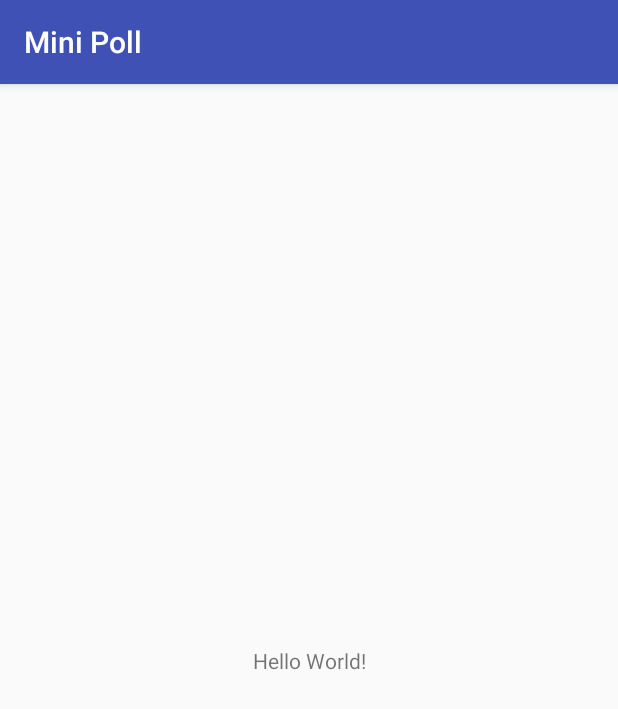
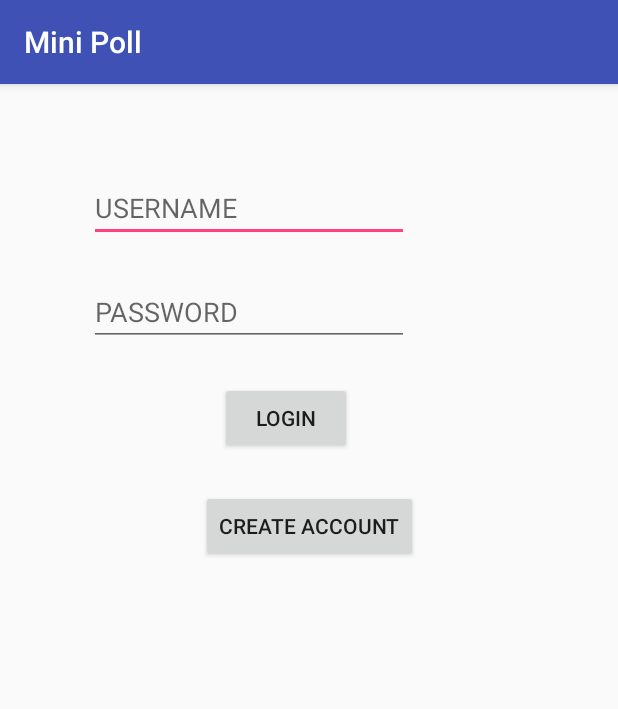
Before and after one commit to maleclercq/LSINF1225-2018-Groupe1-MiniPoll, an Android app: the screen it shows after launch (ConnectionActivity), on a phone screen of 412 x 824 dp. Shown: the top 709 px of the screen. Run offline under Robolectric (Android 15) with nearby library versions, the phone set to English and light mode, and no system bars.

Commit message:
Rajout du login

```diff
--- a/app/build.gradle
+++ b/app/build.gradle
@@ -22,6 +22,7 @@ dependencies {
     implementation fileTree(dir: 'libs', include: ['*.jar'])
     implementation 'com.android.support:appcompat-v7:26.1.0'
     implementation 'com.android.support.constraint:constraint-layout:1.0.2'
+    implementation 'com.android.support:design:26.1.0'
     testImplementation 'junit:junit:4.12'
     androidTestImplementation 'com.android.support.test:runner:1.0.1'
     androidTestImplementation 'com.android.support.test.espresso:espresso-core:3.0.1'
--- a/app/src/main/AndroidManifest.xml
+++ b/app/src/main/AndroidManifest.xml
@@ -1,6 +1,11 @@
 <?xml version="1.0" encoding="utf-8"?>
 <manifest xmlns:android="http://schemas.android.com/apk/res/android"
     package="com.example.matthieu.minipoll">
+
+    <!-- To auto-complete the email text field in the login form with the user's emails -->
+    <uses-permission android:name="android.permission.GET_ACCOUNTS" />
+    <uses-permission android:name="android.permission.READ_PROFILE" />
+    <uses-permission android:name="android.permission.READ_CONTACTS" />
 
     <application
         android:allowBackup="true"
@@ -16,6 +21,7 @@
                 <category android:name="android.intent.category.LAUNCHER" />
             </intent-filter>
         </activity>
+        <activity android:name=".MainActivity"></activity>
     </application>
 
 </manifest>
--- a/app/src/main/res/layout/activity_connection.xml
+++ b/app/src/main/res/layout/activity_connection.xml
@@ -4,15 +4,52 @@
     xmlns:tools="http://schemas.android.com/tools"
     android:layout_width="match_parent"
     android:layout_height="match_parent"
-    tools:context="com.example.matthieu.minipoll.ConnectionActivity">
+    tools:context="com.example.matthieu.minipoll.ConnectionActivity"
+    tools:layout_editor_absoluteY="81dp">
 
-    <TextView
+    <EditText
+        android:id="@+id/ID"
         android:layout_width="wrap_content"
         android:layout_height="wrap_content"
-        android:text="Hello World!"
-        app:layout_constraintBottom_toBottomOf="parent"
+        android:layout_marginStart="59dp"
+        android:layout_marginTop="60dp"
+        android:ems="10"
+        android:hint="USERNAME"
+        android:inputType="textPersonName"
+        app:layout_constraintStart_toStartOf="parent"
+        app:layout_constraintTop_toTopOf="parent" />
+
+    <EditText
+        android:id="@+id/Nom"
+        android:layout_width="wrap_content"
+        android:layout_height="wrap_content"
+        android:layout_marginTop="24dp"
+        android:ems="10"
+        android:hint="PASSWORD"
+        android:inputType="textPassword"
+        app:layout_constraintStart_toStartOf="@+id/ID"
+        app:layout_constraintTop_toBottomOf="@+id/ID" />
+
+    <Button
+        android:id="@+id/Login"
+        android:layout_width="wrap_content"
+        android:layout_height="wrap_content"
+        android:layout_marginEnd="38dp"
+        android:layout_marginTop="24dp"
+        android:onClick="login"
+        android:text="Login"
+        app:layout_constraintEnd_toEndOf="@+id/Nom"
+        app:layout_constraintTop_toBottomOf="@+id/Nom" />
+
+    <Button
+        android:id="@+id/CreateAccount"
+        android:layout_width="wrap_content"
+        android:layout_height="wrap_content"
+        android:layout_marginTop="24dp"
+        android:text="Create Account"
+        app:layout_constraintEnd_toEndOf="parent"
         app:layout_constraintLeft_toLeftOf="parent"
         app:layout_constraintRight_toRightOf="parent"
-        app:layout_constraintTop_toTopOf="parent" />
-
+        app:layout_constraintStart_toStartOf="parent"
+        app:layout_constraintTop_toBottomOf="@+id/Login" />
 </android.support.constraint.ConstraintLayout>
--- /dev/null
+++ b/app/src/main/res/values/dimens.xml
@@ -0,0 +1,5 @@
+<resources>
+    <!-- Default screen margins, per the Android Design guidelines. -->
+    <dimen name="activity_horizontal_margin">16dp</dimen>
+    <dimen name="activity_vertical_margin">16dp</dimen>
+</resources>
```
Also changed, not shown: app/src/main/java/com/example/matthieu/minipoll/ConnectionActivity.java (+46 -2 lines), app/src/main/java/com/example/matthieu/minipoll/DataBaseHelper.java (added, +132 -0 lines), app/src/main/java/com/example/matthieu/minipoll/MainActivity.java (added, +40 -0 lines), app/src/main/java/com/example/matthieu/minipoll/Utilisateur.java (added, +25 -0 lines), app/src/main/res/layout/activity_main.xml (added, +49 -0 lines), app/src/main/res/values/strings.xml (+14 -0 lines), 1 other file.
